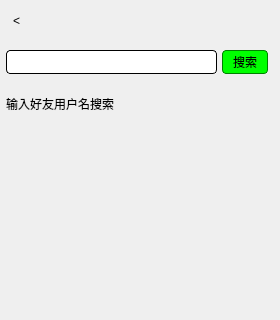
The window that allpagelistwidget.ui (GhostsLYB/Client) describes before a commit, drawn with Qt 5; both pictures show x 0 to 280 and y 0 to 320 of the 280 by 480 pixel window.
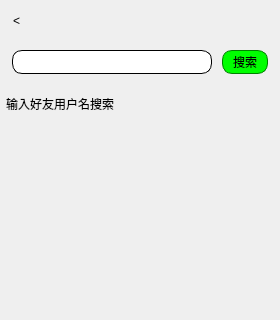
The same window after the commit.

The edit to the form file:
```diff
--- a/allpagelistwidget.ui
+++ b/allpagelistwidget.ui
@@ -172,10 +172,10 @@
          <item>
           <layout class="QHBoxLayout" name="horizontalLayout_2">
            <property name="spacing">
-            <number>5</number>
+            <number>10</number>
            </property>
            <property name="leftMargin">
-            <number>0</number>
+            <number>6</number>
            </property>
            <property name="topMargin">
             <number>9</number>
@@ -195,7 +195,7 @@
               </sizepolicy>
              </property>
              <property name="styleSheet">
-              <string notr="true">border-radius:4px;
+              <string notr="true">border-radius:10px;
 border:1px solid;</string>
              </property>
             </widget>
@@ -211,7 +211,7 @@
              <property name="styleSheet">
               <string notr="true">border:1px solid green;
 background-color: rgb(0, 255, 0);
-border-radius:4px;</string>
+border-radius:10px;</string>
              </property>
              <property name="text">
               <string>   搜索   </string>
```
